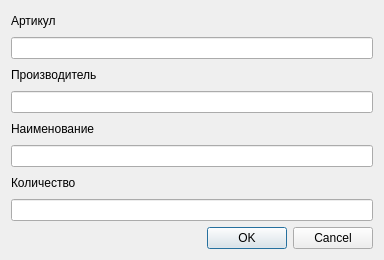
The window that uis/add/detail_add_dialog.ui (kingograder/locodb) describes before a commit, drawn with Qt 5.
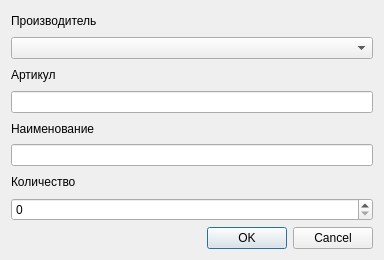
The same window after the commit.

Commit message: отредачил ui добавление детали

The edit to the form file:
```diff
--- a/uis/add/detail_add_dialog.ui
+++ b/uis/add/detail_add_dialog.ui
@@ -14,6 +14,16 @@
    <string>Form</string>
   </property>
   <layout class="QVBoxLayout" name="verticalLayout">
+   <item>
+    <widget class="QLabel" name="detailManufacturer_label">
+     <property name="text">
+      <string>Производитель</string>
+     </property>
+    </widget>
+   </item>
+   <item>
+    <widget class="QComboBox" name="detailManufacturer_comboBox"/>
+   </item>
    <item>
     <widget class="QLabel" name="detailCode_label">
      <property name="text">
@@ -24,16 +34,6 @@
    <item>
     <widget class="QLineEdit" name="detailCode_lineEdit"/>
    </item>
-   <item>
-    <widget class="QLabel" name="detailManufacturer_label">
-     <property name="text">
-      <string>Производитель</string>
-     </property>
-    </widget>
-   </item>
-   <item>
-    <widget class="QLineEdit" name="detailManufacturer_lineEdit"/>
-   </item>
    <item>
     <widget class="QLabel" name="detailName_label">
      <property name="text">
@@ -52,11 +52,7 @@
     </widget>
    </item>
    <item>
-    <widget class="QLineEdit" name="detailCount_lineEdit">
-     <property name="maxLength">
-      <number>2</number>
-     </property>
-    </widget>
+    <widget class="QSpinBox" name="detailCount_spinBox"/>
    </item>
    <item>
     <widget class="QDialogButtonBox" name="buttonBox">
```
Left out of the diff: 2 changed lines with no effect on the pictures. The commit also changes 1 other file.
